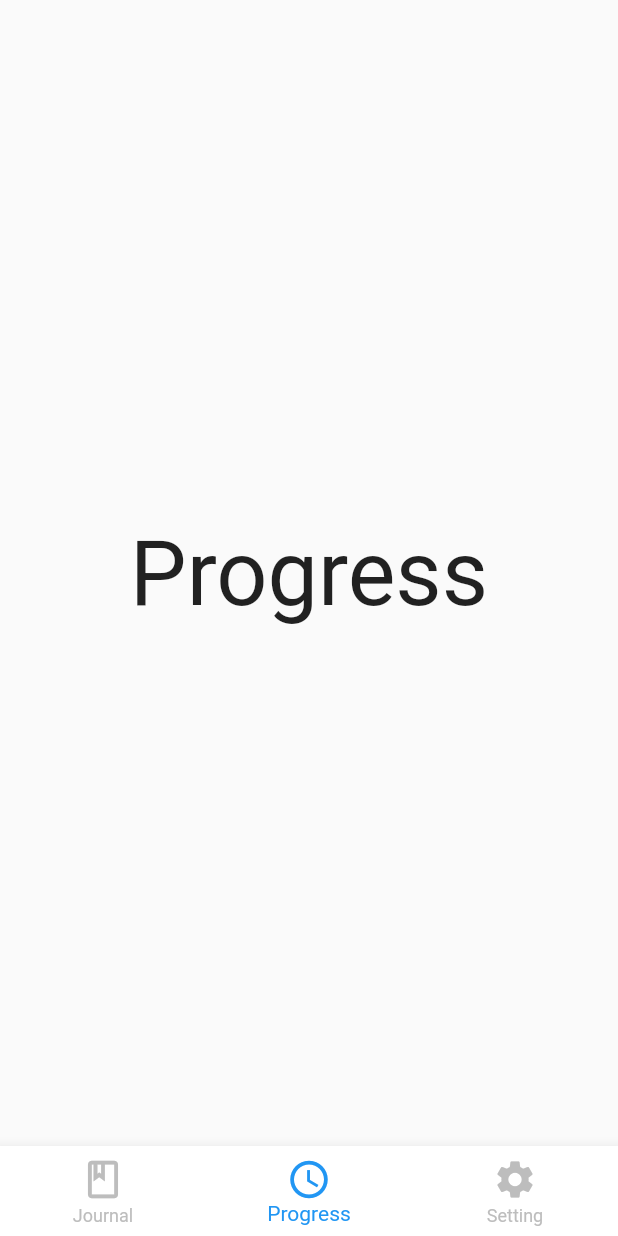
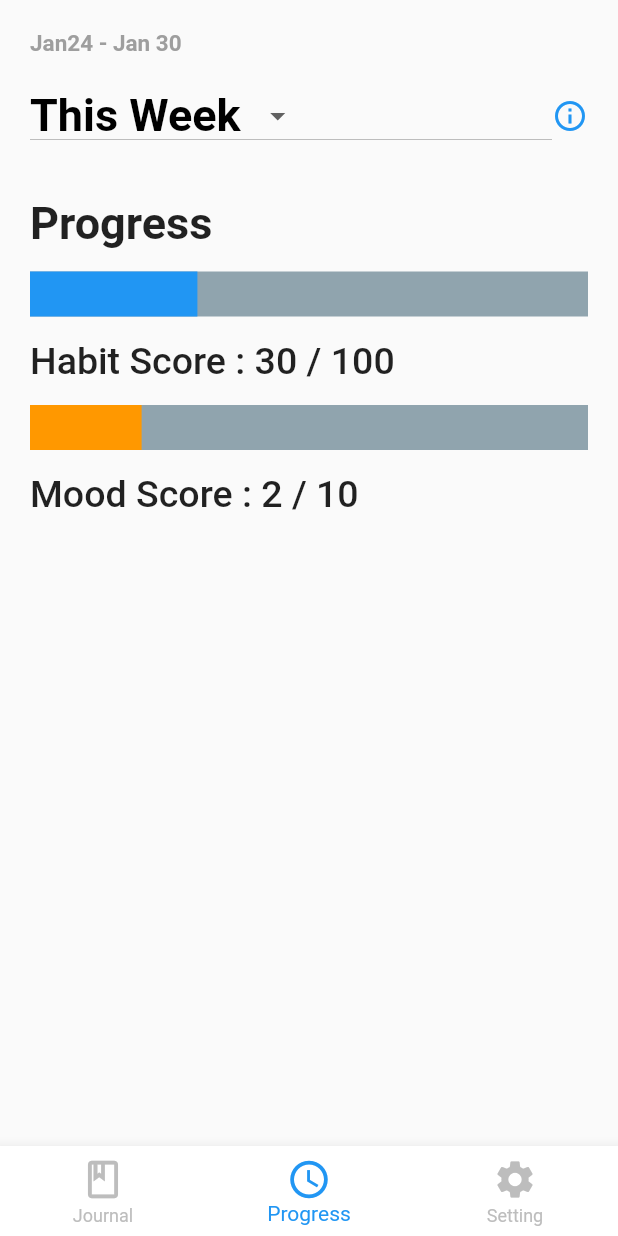
Before and after one commit to SamakshBansal/habitify, a Flutter app: the screen it shows after launch, item 2 of the bottom bar chosen, on a phone screen of 412 x 824 dp. Run offline on Flutter 3.47's test engine with Material 2 defaults, Android fonts, the phone set to English and light mode, and no system bars.

Commit message:
Progress Page Done

```diff
--- a/lib/screens/progress.dart
+++ b/lib/screens/progress.dart
@@ -8,12 +8,141 @@ class MyProgress extends StatefulWidget {
 }
 
 class _MyProgressState extends State<MyProgress> {
+  String dropdownValue = 'This Week';
+  double habit = 0.3;
+  late double percentage = habit * 100;
+  late int result = percentage.toInt();
+
+  double mood = 0.2;
+  late double percentage1 = mood * 10;
+  late int result1 = percentage1.toInt();
+
   @override
   Widget build(BuildContext context) {
-    return const Center(
-      child: Text(
-        'Progress',
-        style: TextStyle(fontSize: 60),
+    return Scaffold(
+      body: Container(
+        margin: const EdgeInsets.all(20),
+        child: SafeArea(
+          child: Column(
+            crossAxisAlignment: CrossAxisAlignment.start,
+            children: [
+              Row(
+                children: const [
+                  Text(
+                    'Jan24',
+                    style: TextStyle(
+                      color: Colors.grey,
+                      fontSize: 15,
+                      fontWeight: FontWeight.bold,
+                    ),
+                  ),
+                  Text(
+                    ' - ',
+                    style: TextStyle(
+                      color: Colors.grey,
+                      fontSize: 15,
+                      fontWeight: FontWeight.bold,
+                    ),
+                  ),
+                  Text(
+                    'Jan 30',
+                    style: TextStyle(
+                      color: Colors.grey,
+                      fontSize: 15,
+                      fontWeight: FontWeight.bold,
+                    ),
+                  ),
+                ],
+              ),
+              const SizedBox(
+                height: 15,
+              ),
+              Row(
+                mainAxisAlignment: MainAxisAlignment.end,
+                children: [
+                  Expanded(
+                    child: DropdownButton(
+                      value: dropdownValue,
+                      icon: const Icon(Icons.arrow_drop_down),
+                      style: const TextStyle(
+                          fontWeight: FontWeight.bold,
+                          fontSize: 30,
+                          color: Colors.black),
+                      onChanged: (String? newValue) {
+                        setState(
+                          () {
+                            dropdownValue = newValue!;
+                          },
+                        );
+                      },
+                      items: <String>['This Week', 'This Month', 'This Year']
+                          .map<DropdownMenuItem<String>>((String value) {
+                        return DropdownMenuItem<String>(
+                          value: value,
+                          child: Text(value),
+                        );
+                      }).toList(),
+                    ),
+                  ),
+                  const Icon(
+                    Icons.info_outline,
+                    color: Colors.blue,
+                  ),
+                ],
+              ),
+              const SizedBox(
+                height: 30,
+              ),
+              const Text(
+                'Progress',
+                style: TextStyle(
+                  fontSize: 30,
+                  fontWeight: FontWeight.w600,
+                ),
+              ),
+              const SizedBox(
+                height: 15,
+              ),
+              LinearProgressIndicator(
+                value: habit,
+                semanticsLabel: 'Linear progress indicator',
+                minHeight: 30,
+                color: Colors.blue,
+                backgroundColor: Colors.blueGrey.shade300,
+              ),
+              const SizedBox(
+                height: 15,
+              ),
+              Text(
+                'Habit Score : $result / 100',
+                style: const TextStyle(
+                  fontWeight: FontWeight.w500,
+                  fontSize: 25,
+                ),
+              ),
+              const SizedBox(
+                height: 15,
+              ),
+              LinearProgressIndicator(
+                value: mood,
+                semanticsLabel: 'Linear progress indicator',
+                minHeight: 30,
+                color: Colors.orange,
+                backgroundColor: Colors.blueGrey.shade300,
+              ),
+              const SizedBox(
+                height: 15,
+              ),
+              Text(
+                'Mood Score : $result1 / 10',
+                style: const TextStyle(
+                  fontWeight: FontWeight.w500,
+                  fontSize: 25,
+                ),
+              ),
+            ],
+          ),
+        ),
       ),
     );
   }
```
